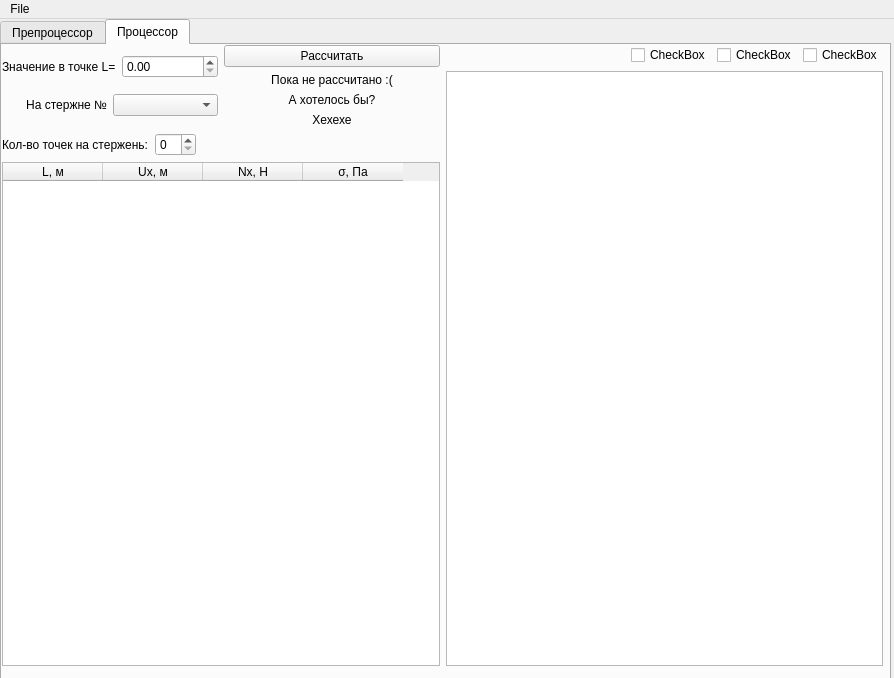
Bratko73/SAPR-LAP-0xF423F, file mainwindow.ui: the form before one commit.
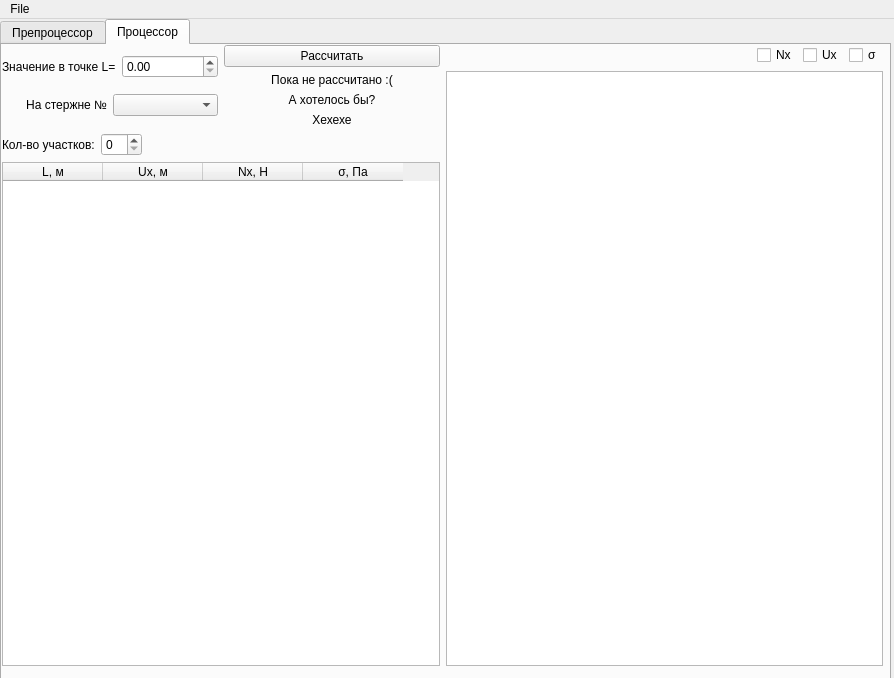
The form after the commit. Icons and pictures are not drawn.

Commit message: Передоделано!!!

```diff
--- a/mainwindow.ui
+++ b/mainwindow.ui
@@ -411,7 +411,7 @@
              <item>
               <widget class="QLabel" name="label_4">
                <property name="text">
-                <string>Кол-во точек на стержень:</string>
+                <string>Кол-во участков:</string>
                </property>
               </widget>
              </item>
@@ -484,21 +484,21 @@
            <item>
             <widget class="QCheckBox" name="checkBox_2">
              <property name="text">
-              <string>CheckBox</string>
+              <string>Nx</string>
              </property>
             </widget>
            </item>
            <item>
             <widget class="QCheckBox" name="checkBox">
              <property name="text">
-              <string>CheckBox</string>
+              <string>Ux</string>
              </property>
             </widget>
            </item>
            <item>
             <widget class="QCheckBox" name="checkBox_3">
              <property name="text">
-              <string>CheckBox</string>
+              <string>σ</string>
              </property>
             </widget>
            </item>
```
Left out of the diff: 6 changed lines with no effect on the pictures. The commit also changes 2 other files.
